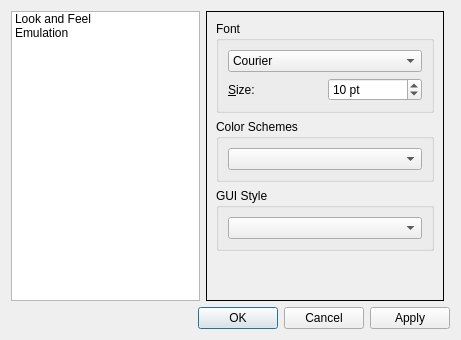
Above: src/forms/propertiesdialog.ui from lxqt/qterminal before the change. Below: the same form after it.
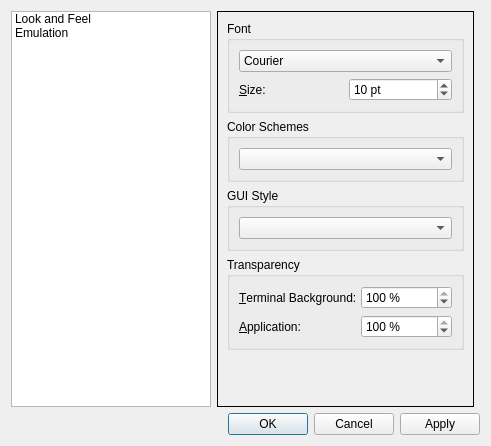
That is the form after the change.

Commit message: transparency and open/save session shortcuts removed

Diff of the .ui file:
```diff
--- a/src/forms/propertiesdialog.ui
+++ b/src/forms/propertiesdialog.ui
@@ -6,8 +6,8 @@
    <rect>
     <x>0</x>
     <y>0</y>
-    <width>461</width>
-    <height>340</height>
+    <width>491</width>
+    <height>446</height>
    </rect>
   </property>
   <property name="windowTitle">
@@ -59,7 +59,7 @@
       <number>0</number>
      </property>
      <widget class="QWidget" name="lookAndFeelPage">
-      <layout class="QGridLayout" name="gridLayout_4">
+      <layout class="QGridLayout" name="gridLayout_8">
        <item row="0" column="0">
         <widget class="QGroupBox" name="groupBox">
          <property name="title">
@@ -131,6 +131,67 @@
         </widget>
        </item>
        <item row="3" column="0">
+        <widget class="QGroupBox" name="groupBox_5">
+         <property name="title">
+          <string>Transparency</string>
+         </property>
+         <layout class="QGridLayout" name="gridLayout_4">
+          <item row="0" column="0">
+           <widget class="QLabel" name="label_3">
+            <property name="text">
+             <string>&amp;Terminal Background:</string>
+            </property>
+            <property name="buddy">
+             <cstring>termOpacityBox</cstring>
+            </property>
+           </widget>
+          </item>
+          <item row="0" column="1">
+           <widget class="QSpinBox" name="termOpacityBox">
+            <property name="suffix">
+             <string> %</string>
+            </property>
+            <property name="minimum">
+             <number>1</number>
+            </property>
+            <property name="maximum">
+             <number>100</number>
+            </property>
+            <property name="value">
+             <number>100</number>
+            </property>
+           </widget>
+          </item>
+          <item row="1" column="0">
+           <widget class="QLabel" name="label_4">
+            <property name="text">
+             <string>&amp;Application:</string>
+            </property>
+            <property name="buddy">
+             <cstring>appOpacityBox</cstring>
+            </property>
+           </widget>
+          </item>
+          <item row="1" column="1">
+           <widget class="QSpinBox" name="appOpacityBox">
+            <property name="suffix">
+             <string> %</string>
+            </property>
+            <property name="minimum">
+             <number>1</number>
+            </property>
+            <property name="maximum">
+             <number>100</number>
+            </property>
+            <property name="value">
+             <number>100</number>
+            </property>
+           </widget>
+          </item>
+         </layout>
+        </widget>
+       </item>
+       <item row="4" column="0">
         <spacer name="verticalSpacer">
          <property name="orientation">
           <enum>Qt::Vertical</enum>
```
The commit also changes 6 other files.
